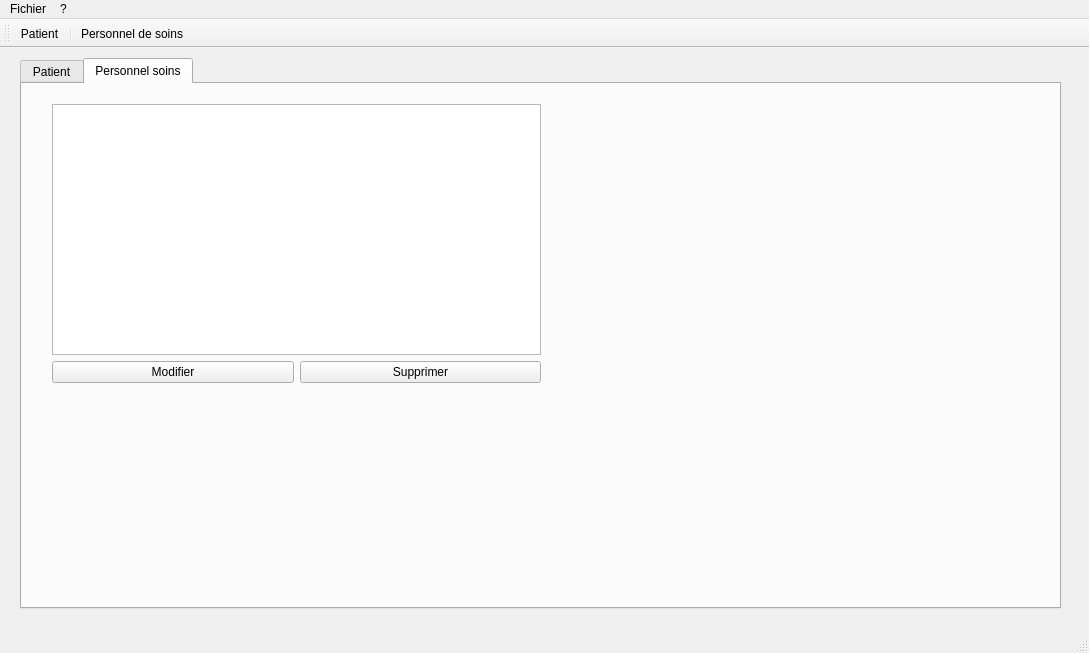
First picture: the form in view/mainwindow.ui, repository kilian-paquier/qt-patients, before the edit.
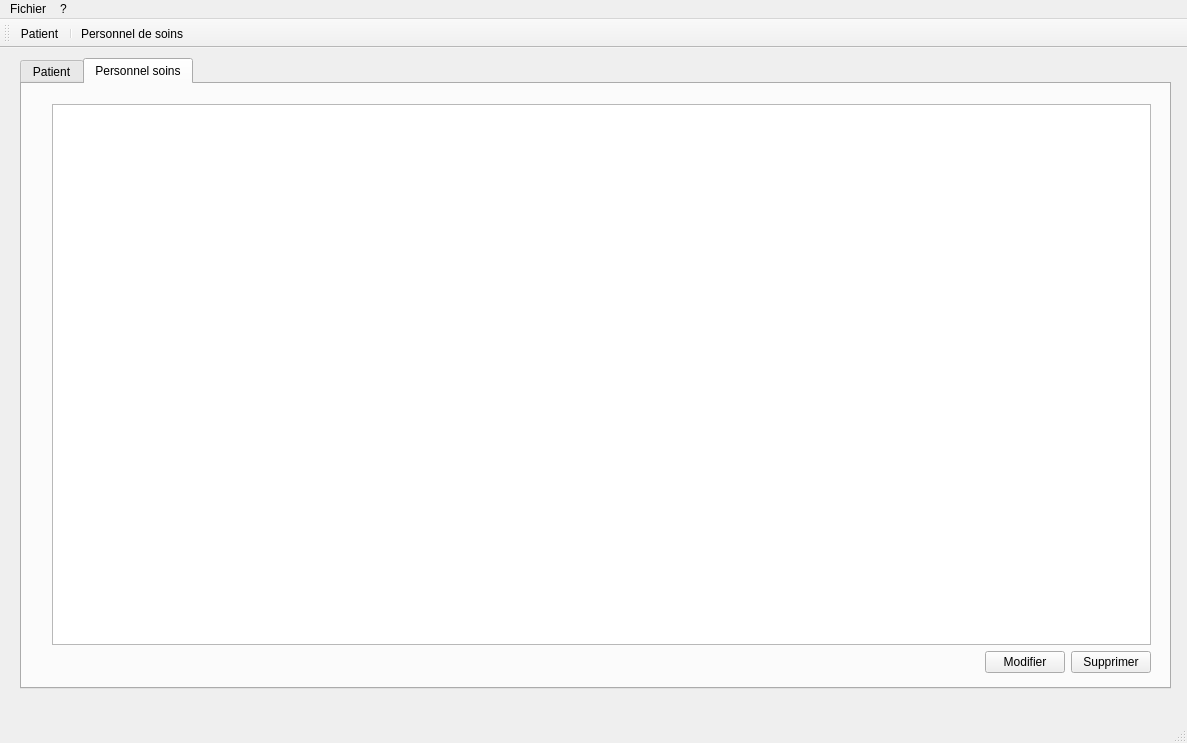
Second picture: the form after the edit. The open tabs and pages were chosen to show the change. Icons and pictures are not drawn.

Diff of the .ui file:
```diff
--- a/view/mainwindow.ui
+++ b/view/mainwindow.ui
@@ -6,8 +6,8 @@
    <rect>
     <x>0</x>
     <y>0</y>
-    <width>1089</width>
-    <height>653</height>
+    <width>1187</width>
+    <height>743</height>
    </rect>
   </property>
   <property name="contextMenuPolicy">
@@ -22,8 +22,8 @@
      <rect>
       <x>20</x>
       <y>10</y>
-      <width>1041</width>
-      <height>551</height>
+      <width>1151</width>
+      <height>631</height>
      </rect>
     </property>
     <property name="sizePolicy">
@@ -251,8 +251,8 @@
        <rect>
         <x>19</x>
         <y>9</y>
-        <width>511</width>
-        <height>301</height>
+        <width>1121</width>
+        <height>591</height>
        </rect>
       </property>
       <layout class="QVBoxLayout" name="verticalLayout_3">
@@ -261,6 +261,19 @@
        </item>
        <item>
         <layout class="QHBoxLayout" name="horizontalLayout">
+         <item>
+          <spacer name="horizontalSpacer_2">
+           <property name="orientation">
+            <enum>Qt::Horizontal</enum>
+           </property>
+           <property name="sizeHint" stdset="0">
+            <size>
+             <width>40</width>
+             <height>20</height>
+            </size>
+           </property>
+          </spacer>
+         </item>
          <item>
           <widget class="QPushButton" name="btnModifier">
            <property name="text">
@@ -287,7 +300,7 @@
     <rect>
      <x>0</x>
      <y>0</y>
-     <width>1089</width>
+     <width>1187</width>
      <height>26</height>
     </rect>
    </property>
```
Left out of the diff: 8 changed lines with no effect on the pictures.
